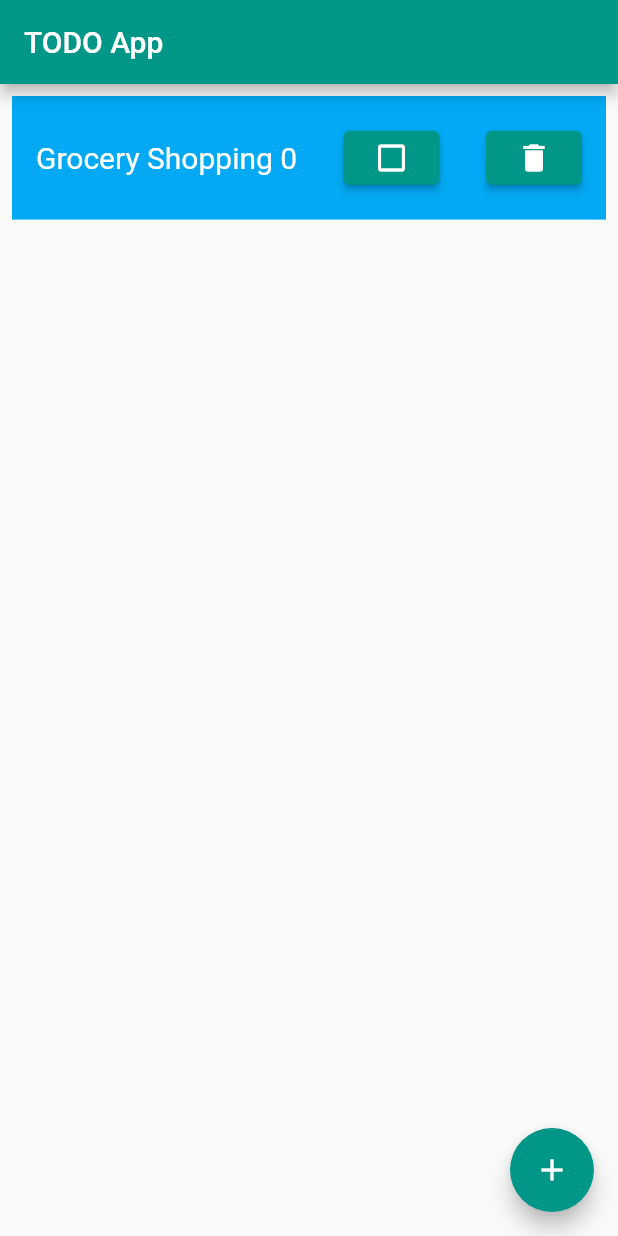
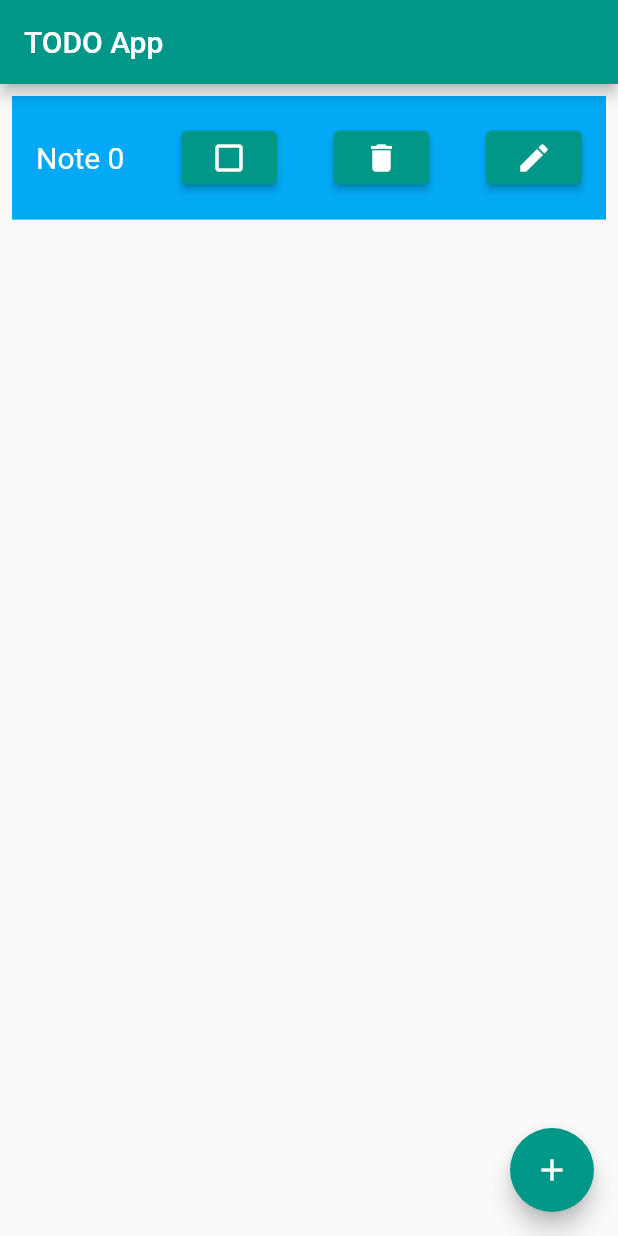
Before and after one commit to menonrudhin/todoapp, a Flutter app: the screen it shows after launch, after a tap on the "add" icon, on a phone screen of 412 x 824 dp. Run offline on Flutter 3.47's test engine with Material 2 defaults, Android fonts, the phone set to English and light mode, and no system bars.

Commit message:
Pop up modal on edit button click

```diff
--- a/lib/main.dart
+++ b/lib/main.dart
@@ -68,7 +68,7 @@ class _MyHomePageState extends State<MyHomePage> {
 
     setState(() {
       var index = widget.index++;
-      widget.todoTasks.add(TodoTaskWidget(index: index, val: val, h: h, maxItems: maxItems, fontSizeVal: fontSizeVal, text : 'Grocery Shopping $index', color : Colors.lightBlue, removeTask: _removeTask));
+      widget.todoTasks.add(TodoTaskWidget(index: index, val: val, h: h, maxItems: maxItems, fontSizeVal: fontSizeVal, text : 'Note $index', color : Colors.lightBlue, removeTask: _removeTask));
     });
   }
 
--- a/lib/todotaskwidget.dart
+++ b/lib/todotaskwidget.dart
@@ -1,3 +1,4 @@
+import 'package:flutter/cupertino.dart';
 import 'package:flutter/material.dart';
 
 class TodoTaskWidget extends StatefulWidget {
@@ -51,12 +52,28 @@ class _TodoTaskWidget extends State<TodoTaskWidget> {
           widget.checkBoxType=(widget.checkBoxType==Icons.check_box_outline_blank)?Icons.check_box:Icons.check_box_outline_blank;
         }),
         child: Icon(widget.checkBoxType)),
-        ElevatedButton(onPressed: ()=> setState(() {
+        ElevatedButton(
+          onPressed: ()=> setState(() {
           //print('remove ${widget.index}');
           widget.removeTask(widget.index);
-        }), child: const Icon(Icons.delete))
+        }), child: const Icon(Icons.delete)),
+        ElevatedButton(
+              child : const Icon(Icons.edit),
+              onPressed : () {
+                openModal();
+              },
+          )
         ]
       )
     );
   }
+
+  Future openModal() => showDialog(
+            // context and builder are
+            // required properties in this widget
+            context: context,
+            builder: (context) => AlertDialog(
+              title: const Text('Enter Note')
+            )
+  );
 }
```
